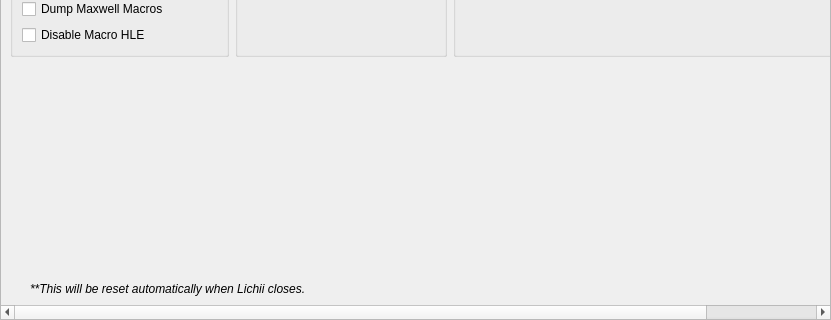
This is src/yuzu/configuration/configure_debug.ui in TiktokTerra/TerraSwitch2 as Qt 5 draws it before an edit; both pictures show x 0 to 831 and y 440 to 760 of the 831 by 760 pixel window. The edited form follows.
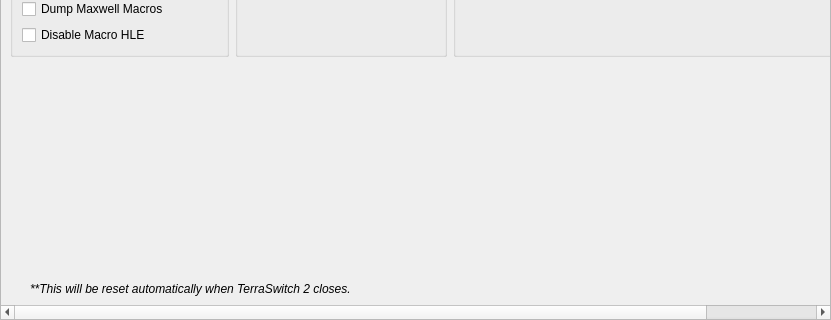
This is the edited form.

Commit message:
TerraSwitch 2 : renommage visible et theme violet Amethyst
- REPO_NAME TerraSwitch 2 + 6 comparaisons g_build_name mises a jour
- Titres de fenetres, dialogues, menus, about, updater, messages : TerraSwitch 2
- Exe renomme terraswitch2.exe (ExeName de l updater inclus)
- Palette Amethyst (fond #15101f, accent #b18cff) + style.qss reecrit en entier
- Ecran de chargement et widgets peints passe en violet
- Identifiants internes conserves (FritchiiUi::, objectName Fritchii*, frizti.ini,
  User-Agent, setApplicationName, chemins de donnees, format de log)

The edit to the form file:
```diff
--- a/src/yuzu/configuration/configure_debug.ui
+++ b/src/yuzu/configuration/configure_debug.ui
@@ -784,7 +784,7 @@
        </font>
       </property>
       <property name="text">
-    <string>**This will be reset automatically when Lichii closes.</string>
+    <string>**This will be reset automatically when TerraSwitch 2 closes.</string>
       </property>
       <property name="indent">
        <number>20</number>
```
The commit also changes 38 other files.
